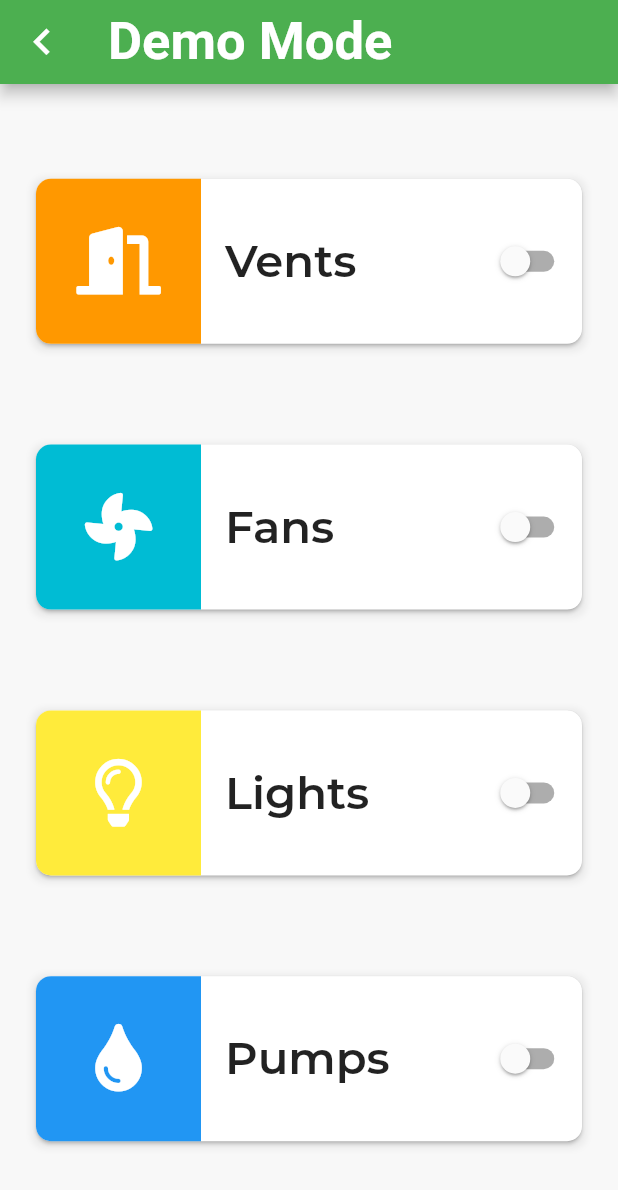
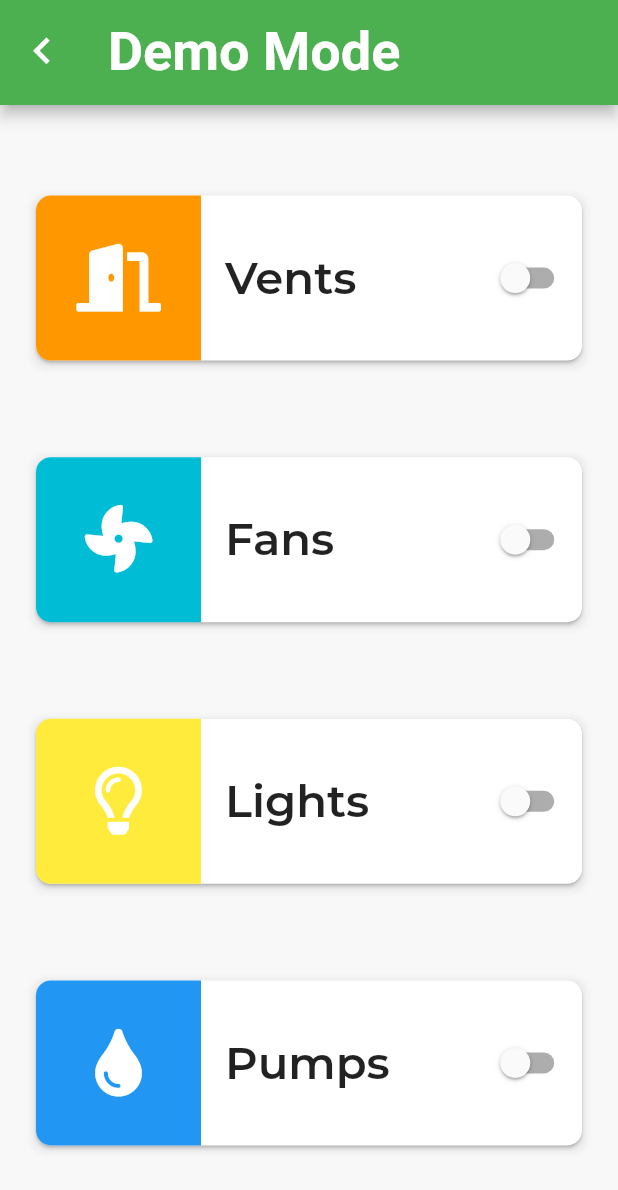
Before and after one commit to Senior-Design-ZotPonics/ZotPonicsMobileAppv3, a Flutter app: the DemoPage screen opened directly with empty values, on a phone screen of 412 x 824 dp. Shown: the top 1190 px of the screen. Run offline on Flutter 3.47's test engine with Material 2 defaults, Android fonts, the phone set to English and light mode, and no system bars; our stand-ins replace font_awesome_flutter; network calls fail; project files that could hold a hidden picture were left out.

```diff
--- a/lib/demoPage.dart
+++ b/lib/demoPage.dart
@@ -83,21 +83,29 @@ class _DemoPage extends State<DemoPage> {
     return Scaffold(
         ///Off-white background
         backgroundColor: const Color(0xFFF8F8F8),
-        appBar: AppBar(
+        appBar: PreferredSize(
+            ///Modifies height of AppBar
+            preferredSize: Size.fromHeight(70.0),
+            child: AppBar(
                 ///Back button
                 leading: IconButton(
+                    padding: EdgeInsets.only(top: 12.0),
                     icon: Icon(Icons.keyboard_arrow_left, color: Colors.white),
                     iconSize: 35.0,
                     splashColor: Colors.transparent,
                     ///Go back to home page
                     onPressed: () => Navigator.of(context).pop()
                 ),
-            title: TextWidget(
+                title: Text(
                     'Demo Mode',
-                _font,
-                Colors.white,
-                FontWeight.w700,
-                35.0
+                    style: TextStyle(
+                        height: 1.8,
+                        fontFamily: _font,
+                        fontWeight: FontWeight.w600,
+                        fontSize: 36.0,
+                        color: Colors.white
+                    )
+                )
             )
         ),
         ///Info cards
```
Also changed, not shown: lib/settingsPage.dart (+34 -16 lines). Lines whose indentation alone changed are shown as unchanged.
